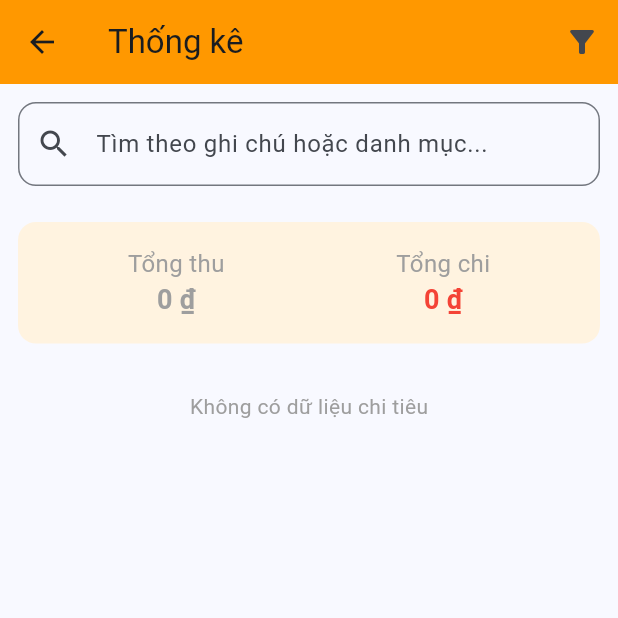
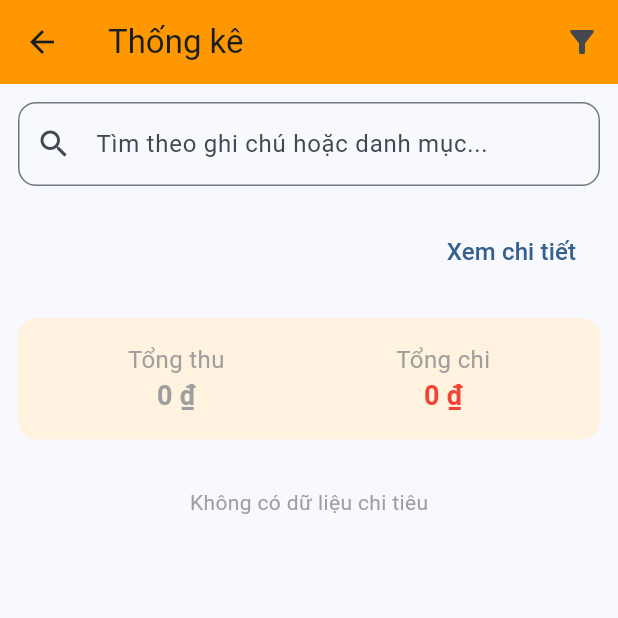
Before and after one commit to lnmahvan/QLCT, a Flutter app: the StatisticsScreen screen opened directly, on a phone screen of 412 x 824 dp, the top half of it. Run offline on Flutter 3.47's test engine with Material 3 defaults, Android fonts, the phone set to English and light mode, and no system bars; our stand-ins replace fl_chart, shared_preferences; accounts and stored records are empty.

Commit message:
update statis xemchitiet

```diff
--- a/lib/screens/statistics_screen.dart
+++ b/lib/screens/statistics_screen.dart
@@ -6,6 +6,7 @@ import '../widgets/statistics_chart.dart';
 import '../widgets/statistics_summary.dart';
 import '../widgets/statistics_category_list.dart';
 import '../widgets/statistics_search.dart';
+import 'transaction_list_screen.dart';
 
 class StatisticsScreen extends StatefulWidget {
   const StatisticsScreen({super.key});
@@ -59,6 +60,8 @@ class _StatisticsScreenState extends State<StatisticsScreen> {
               PopupMenuItem(value: 'month', child: Text('Tháng này')),
               PopupMenuItem(value: 'custom', child: Text('Chọn khoảng...')),
             ],
+
+
           ),
         ],
       ),
@@ -69,6 +72,25 @@ class _StatisticsScreenState extends State<StatisticsScreen> {
             searchText: _searchText,
             onChanged: (val) => setState(() => _searchText = val.toLowerCase()),
             onClear: () => setState(() => _searchText = ''),
+          ),
+
+          Padding(
+            padding: const EdgeInsets.symmetric(horizontal: 16.0, vertical: 8.0),
+            child: Align(
+              alignment: Alignment.centerRight,
+              child: TextButton(
+                onPressed: () {
+                  Navigator.push(
+                    context,
+                    MaterialPageRoute(builder: (_) => const TransactionListScreen()),
+                  );
+                },
+                child: const Text(
+                  'Xem chi tiết',
+                  style: TextStyle(fontSize: 16),
+                ),
+              ),
+            ),
           ),
 
           if (_filter == 'custom' && _customRange != null)
```
Also changed, not shown: lib/widgets/recent_transactions_section.dart (+14 -4 lines).
